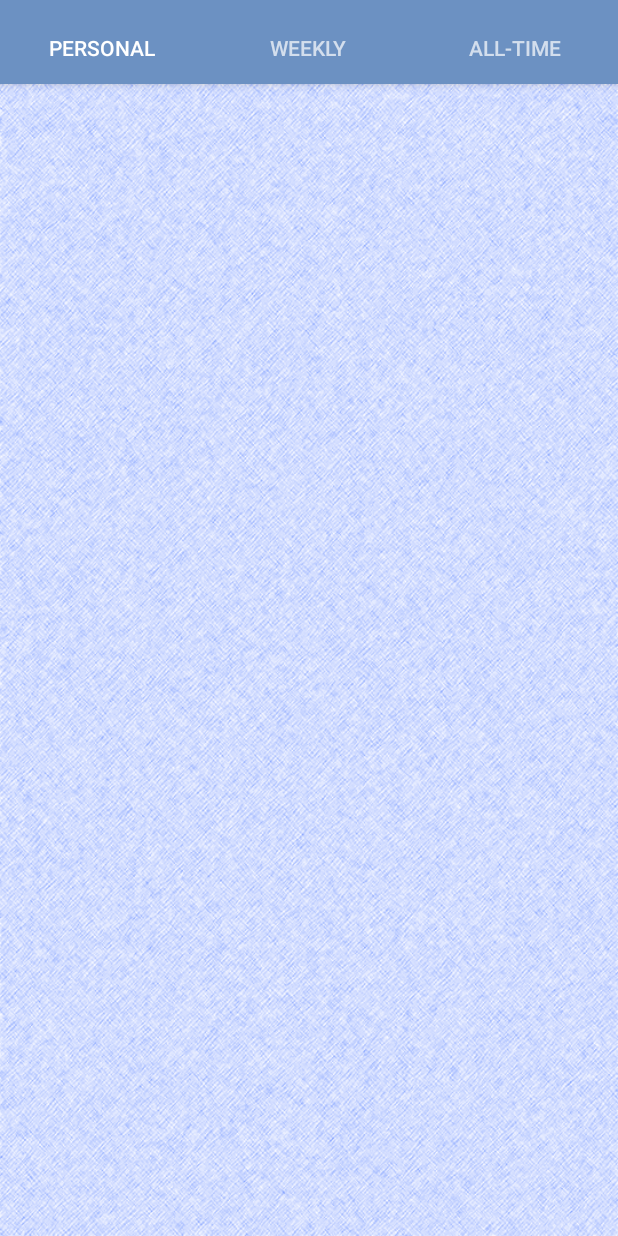
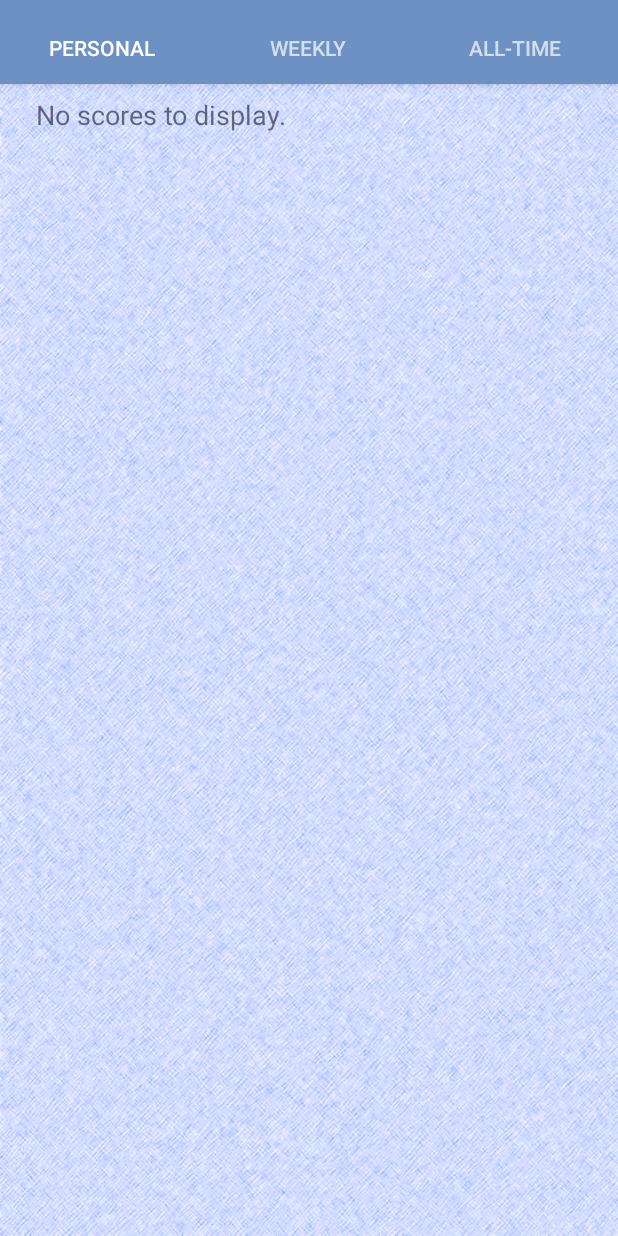
Before and after one commit to connorlof/HelloWorldQuiz, an Android app: the ScoreActivity screen opened directly, with no data from a screen before it, on a phone screen of 412 x 824 dp. Run offline under Robolectric (Android 15) with nearby library versions, the phone set to English and light mode, and no system bars; our stand-ins replace Firebase (no records; nobody signed in at launch, a user with empty details on screens opened directly).

Commit message:
Personal score list now displays a message if the user has no scores saved

```diff
--- a/app/src/main/java/com/loftydevelopment/helloworldquiz/ScoreActivity.kt
+++ b/app/src/main/java/com/loftydevelopment/helloworldquiz/ScoreActivity.kt
@@ -154,7 +154,13 @@ class ScoreActivity : AppCompatActivity() {
                 when(tabNum){
                     1 -> {
                         if(mAuth!!.currentUser != null){
-                            lv.adapter = ListAdapter(context!!, scoreActvity!!.personalScoreList!!, 1)
+                            if(scoreActvity!!.personalScoreList!!.size == 0){
+                                var noScorePlaceHolderList: MutableList<Score> = ArrayList()
+                                noScorePlaceHolderList.add(Score("", "No scores to display.", Date(), -1))
+                                lv.adapter = ListAdapter(context!!, noScorePlaceHolderList, 1)
+                            }else {
+                                lv.adapter = ListAdapter(context!!, scoreActvity!!.personalScoreList!!, 1)
+                            }
                         }else{
                             var offlinePlaceHolderList: MutableList<Score> = ArrayList()
                             offlinePlaceHolderList.add(Score("", "Must be logged in to track scores.", Date(), -1))
--- a/build.gradle
+++ b/build.gradle
@@ -8,7 +8,7 @@ buildscript {
 
     }
     dependencies {
-        classpath 'com.android.tools.build:gradle:3.3.1'
+        classpath 'com.android.tools.build:gradle:3.3.2'
         classpath "org.jetbrains.kotlin:kotlin-gradle-plugin:$kotlin_version"
         classpath 'com.google.gms:google-services:4.2.0'
         // NOTE: Do not place your application dependencies here; they belong
```
